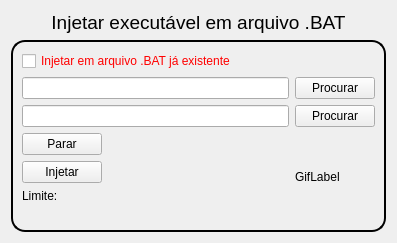
This is ui/forminjector.ui in lucasvmx/HexEngine as Qt 5 draws it before an edit. The edited form follows.
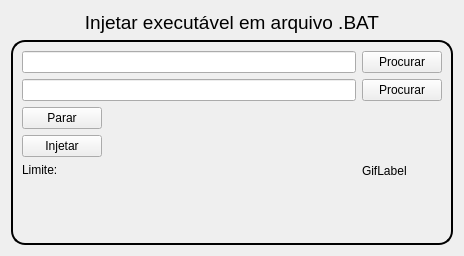
This is the edited form. Icons and pictures are not drawn.

Commit message: - FIX: compilação no linux - FIX: em alguns casos não seria possíveis injetar o executável por limitação de acesso a um arquivo ou pasta - UPDATE: substituição do asprintf pelo arg da classe QString - ENHANCEMENT: Melhoria na estrutura do repositório - FIX: a janela do BatchFileInjector não era fechada quando o HexEngine era encerrado - FIX: script autorevision.bat não estava localizando o shell do git

Patch:
```diff
--- a/ui/forminjector.ui
+++ b/ui/forminjector.ui
@@ -6,8 +6,8 @@
    <rect>
     <x>0</x>
     <y>0</y>
-    <width>397</width>
-    <height>233</height>
+    <width>464</width>
+    <height>256</height>
    </rect>
   </property>
   <property name="windowTitle">
@@ -59,13 +59,26 @@
      </property>
      <layout class="QGridLayout" name="gridLayout_2">
       <item row="1" column="0" colspan="3">
-       <widget class="QLineEdit" name="lineEdit_FilePath">
+       <widget class="QLineEdit" name="lineEdit_FilePath1">
         <property name="styleSheet">
          <string notr="true">color: rgb(0, 85, 0);</string>
         </property>
        </widget>
       </item>
-      <item row="1" column="3">
+      <item row="3" column="0">
+       <widget class="QPushButton" name="pushButton_Inject">
+        <property name="sizePolicy">
+         <sizepolicy hsizetype="Fixed" vsizetype="Fixed">
+          <horstretch>0</horstretch>
+          <verstretch>0</verstretch>
+         </sizepolicy>
+        </property>
+        <property name="text">
+         <string>Injetar</string>
+        </property>
+       </widget>
+      </item>
+      <item row="0" column="3">
        <widget class="QPushButton" name="pushButton_Search">
         <property name="minimumSize">
          <size>
@@ -78,8 +91,34 @@
         </property>
        </widget>
       </item>
+      <item row="1" column="3">
+       <widget class="QPushButton" name="pushButton_Search1">
+        <property name="sizePolicy">
+         <sizepolicy hsizetype="Fixed" vsizetype="Fixed">
+          <horstretch>0</horstretch>
+          <verstretch>0</verstretch>
+         </sizepolicy>
+        </property>
+        <property name="text">
+         <string>Procurar</string>
+        </property>
+       </widget>
+      </item>
       <item row="4" column="0">
-       <widget class="QPushButton" name="pushButton_Inject">
+       <widget class="QLabel" name="statusLabel">
+        <property name="sizePolicy">
+         <sizepolicy hsizetype="Preferred" vsizetype="Fixed">
+          <horstretch>0</horstretch>
+          <verstretch>0</verstretch>
+         </sizepolicy>
+        </property>
+        <property name="text">
+         <string>Limite:</string>
+        </property>
+       </widget>
+      </item>
+      <item row="2" column="0">
+       <widget class="QPushButton" name="pushButton_StopInjection">
         <property name="sizePolicy">
          <sizepolicy hsizetype="Fixed" vsizetype="Fixed">
           <horstretch>0</horstretch>
@@ -87,11 +126,18 @@
          </sizepolicy>
         </property>
         <property name="text">
-         <string>Injetar</string>
+         <string>Parar</string>
         </property>
        </widget>
       </item>
-      <item row="3" column="3" rowspan="6">
+      <item row="0" column="0" colspan="3">
+       <widget class="QLineEdit" name="lineEdit_FilePath">
+        <property name="styleSheet">
+         <string notr="true">color: rgb(0, 85, 0);</string>
+        </property>
+       </widget>
+      </item>
+      <item row="2" column="3" rowspan="6">
        <widget class="QLabel" name="gifLabel">
         <property name="sizePolicy">
          <sizepolicy hsizetype="Minimum" vsizetype="Minimum">
@@ -113,68 +159,6 @@
         </property>
        </widget>
       </item>
-      <item row="3" column="0">
-       <widget class="QPushButton" name="pushButton_StopInjection">
-        <property name="sizePolicy">
-         <sizepolicy hsizetype="Fixed" vsizetype="Fixed">
-          <horstretch>0</horstretch>
-          <verstretch>0</verstretch>
-         </sizepolicy>
-        </property>
-        <property name="text">
-         <string>Parar</string>
-        </property>
-       </widget>
-      </item>
-      <item row="0" column="0">
-       <widget class="QCheckBox" name="checkBox">
-        <property name="sizePolicy">
-         <sizepolicy hsizetype="Maximum" vsizetype="Fixed">
-          <horstretch>0</horstretch>
-          <verstretch>0</verstretch>
-         </sizepolicy>
-        </property>
-        <property name="styleSheet">
-         <string notr="true">color: rgb(255, 0, 0);</string>
-        </property>
-        <property name="text">
-         <string>Injetar em arquivo .BAT já existente</string>
-        </property>
-       </widget>
-      </item>
-      <item row="2" column="3">
-       <widget class="QPushButton" name="pushButton_Search1">
-        <property name="sizePolicy">
-         <sizepolicy hsizetype="Fixed" vsizetype="Fixed">
-          <horstretch>0</horstretch>
-          <verstretch>0</verstretch>
-         </sizepolicy>
-        </property>
-        <property name="text">
-         <string>Procurar</string>
-        </property>
-       </widget>
-      </item>
-      <item row="2" column="0" colspan="3">
-       <widget class="QLineEdit" name="lineEdit_FilePath1">
-        <property name="styleSheet">
-         <string notr="true">color: rgb(0, 85, 0);</string>
-        </property>
-       </widget>
-      </item>
-      <item row="5" column="0">
-       <widget class="QLabel" name="statusLabel">
-        <property name="sizePolicy">
-         <sizepolicy hsizetype="Preferred" vsizetype="Fixed">
-          <horstretch>0</horstretch>
-          <verstretch>0</verstretch>
-         </sizepolicy>
-        </property>
-        <property name="text">
-         <string>Limite:</string>
-        </property>
-       </widget>
-      </item>
      </layout>
     </widget>
    </item>
```
Left out of the diff: 4 changed lines with no effect on the pictures. The commit also changes 13 other files.
